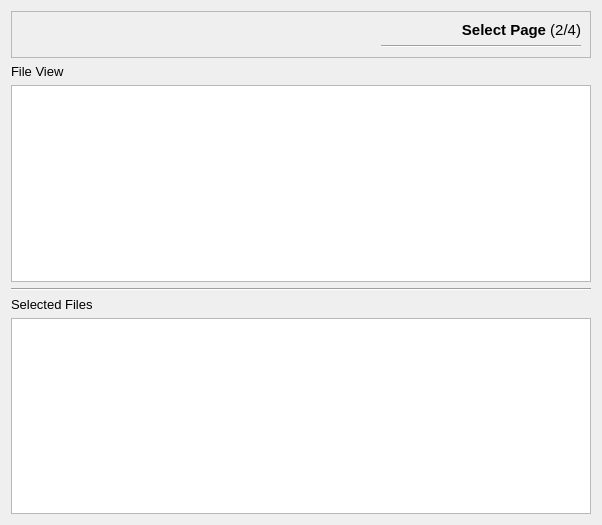
Above: modules/widget/wizard/extract/qextractwizardpagefile.ui from SGIS-Dev-Team/SGIS before the change. Below: the same form after it.
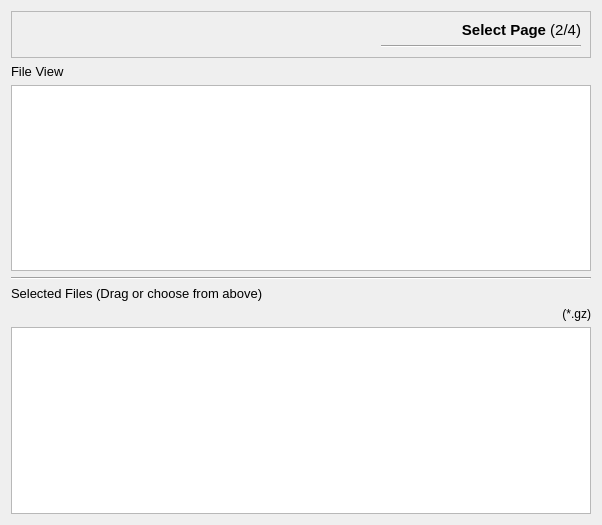
That is the form after the change. Custom widgets are drawn as their Qt base class.

```diff
--- a/modules/widget/wizard/extract/qextractwizardpagefile.ui
+++ b/modules/widget/wizard/extract/qextractwizardpagefile.ui
@@ -87,7 +87,7 @@
     </widget>
    </item>
    <item>
-    <widget class="QFileTreeView" name="mFileTreeView">
+    <widget class="QTreeView" name="mFileTreeView">
      <property name="editTriggers">
       <set>QAbstractItemView::NoEditTriggers</set>
      </property>
@@ -121,7 +121,22 @@
       </font>
      </property>
      <property name="text">
-      <string>Selected Files</string>
+      <string>Selected Files (Drag or choose from above)</string>
+     </property>
+    </widget>
+   </item>
+   <item>
+    <widget class="QLabel" name="mLabelSupportedTypes">
+     <property name="font">
+      <font>
+       <family>Microsoft Sans Serif</family>
+      </font>
+     </property>
+     <property name="text">
+      <string>(*.gz)</string>
+     </property>
+     <property name="alignment">
+      <set>Qt::AlignRight|Qt::AlignTrailing|Qt::AlignVCenter</set>
      </property>
     </widget>
    </item>
@@ -149,11 +164,6 @@
    <extends>QListView</extends>
    <header>qfilelistview.h</header>
   </customwidget>
-  <customwidget>
-   <class>QFileTreeView</class>
-   <extends>QTreeView</extends>
-   <header>qfiletreeview.h</header>
-  </customwidget>
  </customwidgets>
  <resources/>
  <connections/>
```
